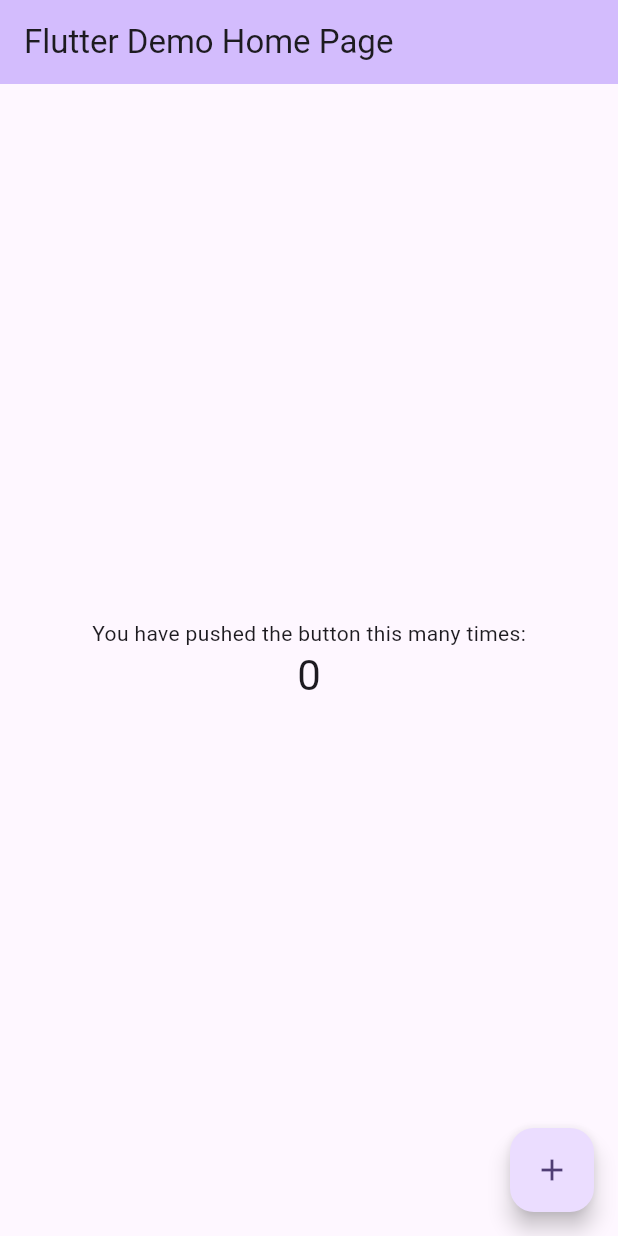
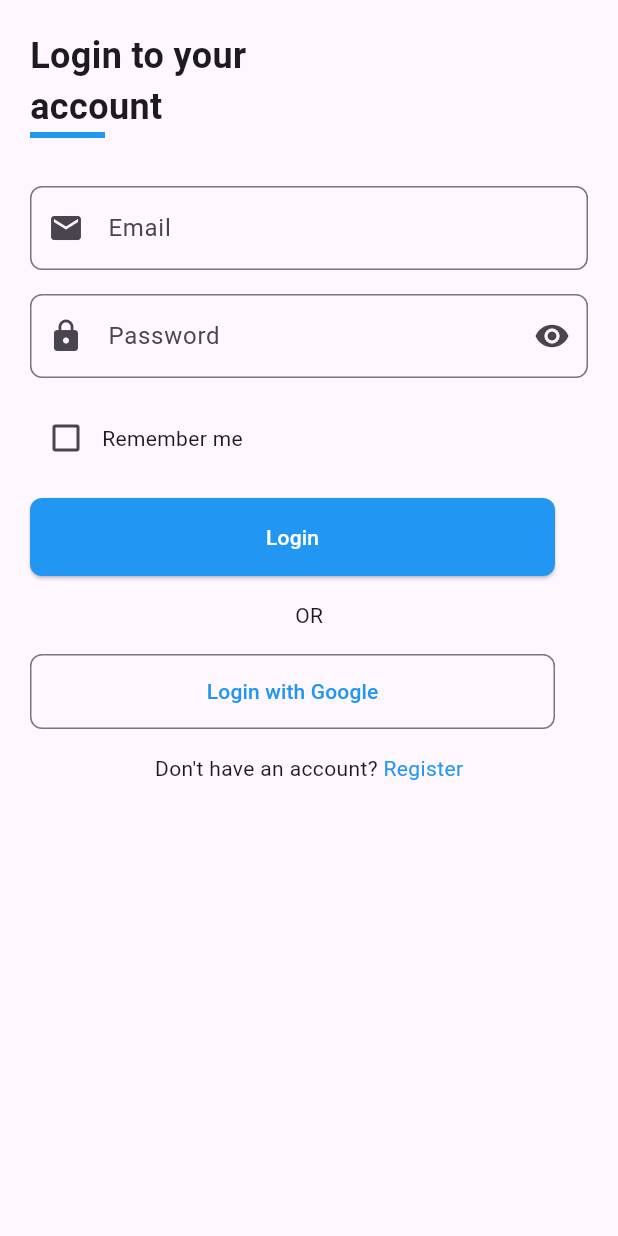
Before and after one commit to 29Niro/pla_group_academy, a Flutter app: the screen it shows after launch, on a phone screen of 412 x 824 dp. Run offline on Flutter 3.47's test engine with Material 3 defaults, Android fonts, the phone set to English and light mode, and no system bars.

Commit message:
login page added

```diff
--- /dev/null
+++ b/lib/login_page.dart
@@ -0,0 +1,115 @@
+import 'package:flutter/material.dart';
+
+class LoginPage extends StatelessWidget {
+  const LoginPage({super.key});
+
+  @override
+  Widget build(BuildContext context) {
+    return Scaffold(
+      body: Padding(
+        padding: const EdgeInsets.all(20.0),
+        child: Center(
+          child: Column(
+            crossAxisAlignment: CrossAxisAlignment.start,
+            children: [
+              const Text(
+                "Login to your \naccount",
+                style: TextStyle(fontSize: 24.0, fontWeight: FontWeight.bold),
+              ),
+              Container(
+                width: 50,
+                height: 4.0,
+                color: Colors.blue,
+              ),
+              const SizedBox(
+                height: 32.0,
+              ),
+              TextField(
+                decoration: InputDecoration(
+                  prefixIcon: const Icon(Icons.email),
+                  labelText: "Email",
+                  border: OutlineInputBorder(
+                    borderRadius: BorderRadius.circular(8.0),
+                  ),
+                ),
+              ),
+              const SizedBox(
+                height: 16.0,
+              ),
+              TextField(
+                decoration: InputDecoration(
+                    prefixIcon: const Icon(Icons.lock),
+                    labelText: "Password",
+                    border: OutlineInputBorder(
+                      borderRadius: BorderRadius.circular(8.0),
+                    ),
+                    suffixIcon: const Icon(Icons.visibility)),
+              ),
+              const SizedBox(
+                height: 16.0,
+              ),
+              Row(
+                children: [
+                  Checkbox(value: false, onChanged: (value) {}),
+                  const Text("Remember me"),
+                ],
+              ),
+              const SizedBox(
+                height: 16.0,
+              ),
+              ElevatedButton(
+                onPressed: () {},
+                style: ElevatedButton.styleFrom(
+                    backgroundColor: Colors.blue,
+                    minimumSize: const Size(350, 50),
+                    padding: const EdgeInsets.symmetric(vertical: 16.0),
+                    shape: RoundedRectangleBorder(
+                        borderRadius: BorderRadius.circular(8.0))),
+                child: const Text(
+                  "Login",
+                  style: TextStyle(color: Colors.white),
+                ),
+              ),
+              const SizedBox(
+                height: 16.0,
+              ),
+              const Center(child: Text("OR")),
+              const SizedBox(
+                height: 16.0,
+              ),
+              OutlinedButton(
+                onPressed: () {},
+                style: OutlinedButton.styleFrom(
+                    minimumSize: const Size(350, 50),
+                    shape: RoundedRectangleBorder(
+                        borderRadius: BorderRadius.circular(8.0))),
+                child: const Text(
+                  "Login with Google",
+                  style: TextStyle(color: Colors.blue),
+                ),
+              ),
+              const SizedBox(
+                height: 16.0,
+              ),
+              Center(
+                child: Row(
+                  mainAxisAlignment: MainAxisAlignment.center,
+                  children: [
+                    const Text("Don't have an account? "),
+                    GestureDetector(
+                      onTap: () {},
+                      child: const Text(
+                        "Register",
+                        style: TextStyle(color: Colors.blue),
+                      ),
+                    )
+                  ],
+                ),
+              )
+            ],
+          ),
+        ),
+      ),
+    );
+  }
+}
--- a/lib/main.dart
+++ b/lib/main.dart
@@ -1,5 +1,5 @@
 import 'package:flutter/material.dart';
-import 'package:pla_group_academy/my_home_page.dart';
+import 'package:pla_group_academy/login_page.dart';
 
 void main() {
   runApp(const MyApp());
@@ -10,13 +10,8 @@ class MyApp extends StatelessWidget {
 
   @override
   Widget build(BuildContext context) {
-    return MaterialApp(
-      title: 'Flutter Demo',
-      theme: ThemeData(
-        colorScheme: ColorScheme.fromSeed(seedColor: Colors.deepPurple),
-        useMaterial3: true,
-      ),
-      home: const MyHomePage(title: 'Flutter Demo Home Page'),
+    return const MaterialApp(
+      home: LoginPage(),
     );
   }
 }
```
